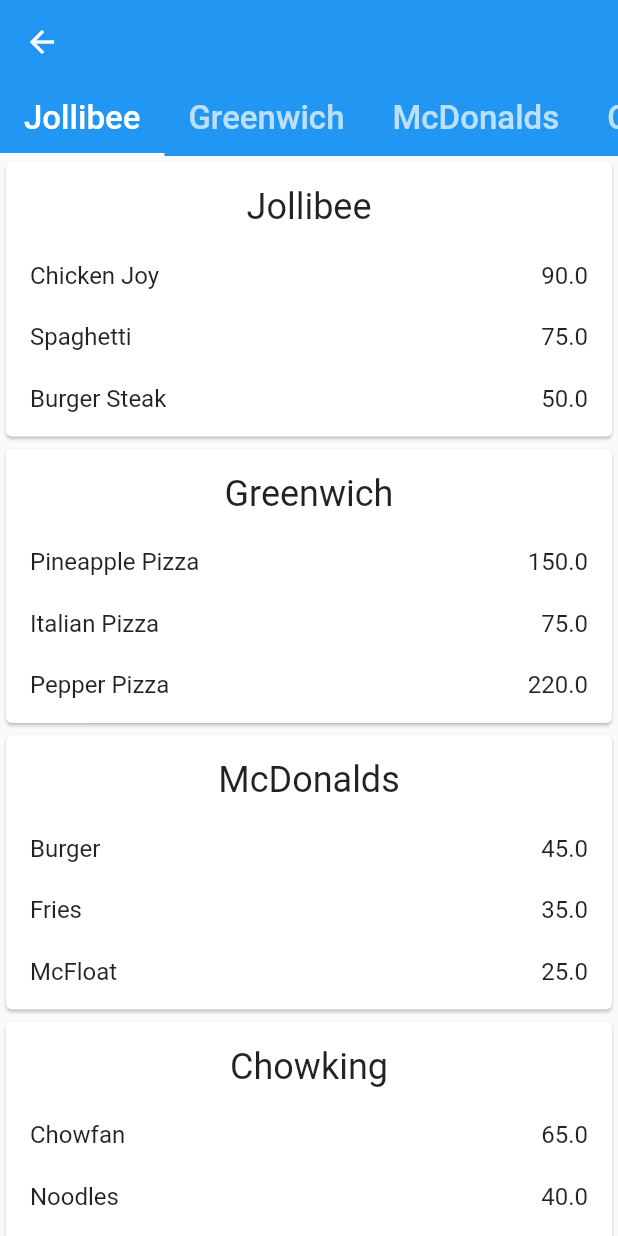
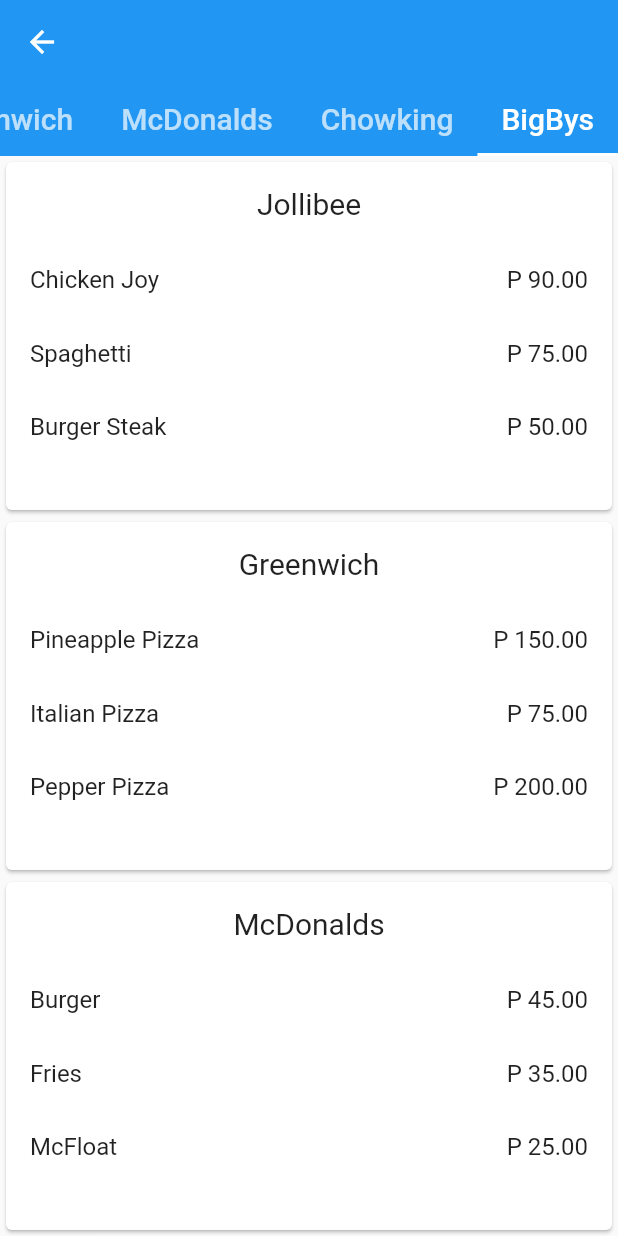
Before and after one commit to lamaw01/practice, a Flutter app: the screen it shows after launch, scrolled down 576 dp, after a tap on the "forward" icon, on a phone screen of 412 x 824 dp. Run offline on Flutter 3.47's test engine with Material 2 defaults, Android fonts, the phone set to English and light mode, and no system bars; drawn by our look-alikes of scrollable_positioned_list; our stand-ins replace flutter_swiper, visibility_detector, webview_flutter.

Commit message:
minor bug

```diff
--- a/lib/screen/scrollview.dart
+++ b/lib/screen/scrollview.dart
@@ -1,15 +1,15 @@
 import 'package:flutter/material.dart';
 import 'package:scrollable_positioned_list/scrollable_positioned_list.dart';
-// import 'package:scroll_to_index/scroll_to_index.dart';
+// ignore: unused_import
+import 'package:visibility_detector/visibility_detector.dart';
 
 class ScrollWidget extends StatefulWidget {
   @override
   _ScrollWidgetState createState() => _ScrollWidgetState();
 }
 
-class _ScrollWidgetState extends State<ScrollWidget> {
-  final scrollController = ScrollController();
-  TabController tabController;
+class _ScrollWidgetState extends State<ScrollWidget>
+    with SingleTickerProviderStateMixin {
   // ignore: non_constant_identifier_names
   List<Map<String, dynamic>> list_name = [
     {
@@ -17,15 +17,15 @@
       "image": "assets/images/jollibee_header.jpg",
       "food1": {
         "name": "Chicken Joy",
-        "price": "90.0",
+        "price": "P 90.00",
       },
       "food2": {
         "name": "Spaghetti",
-        "price": "75.0",
+        "price": "P 75.00",
       },
       "food3": {
         "name": "Burger Steak",
-        "price": "50.0",
+        "price": "P 50.00",
       }
     },
     {
@@ -33,15 +33,15 @@
       "image": "assets/images/greenwich_header.jpg",
       "food1": {
         "name": "Pineapple Pizza",
-        "price": "150.0",
+        "price": "P 150.00",
       },
       "food2": {
         "name": "Italian Pizza",
-        "price": "75.0",
+        "price": "P 75.00",
       },
       "food3": {
         "name": "Pepper Pizza",
-        "price": "220.0",
+        "price": "P 200.00",
       }
     },
     {
@@ -49,15 +49,15 @@
       "image": "assets/images/mcdonalds_header.jpg",
       "food1": {
         "name": "Burger",
-        "price": "45.0",
+        "price": "P 45.00",
       },
       "food2": {
         "name": "Fries",
-        "price": "35.0",
+        "price": "P 35.00",
       },
       "food3": {
         "name": "McFloat",
-        "price": "25.0",
+        "price": "P 25.00",
       }
     },
     {
@@ -65,15 +65,15 @@
       "image": "assets/images/chowking_header.jpg",
       "food1": {
         "name": "Chowfan",
-        "price": "65.0",
+        "price": "P 65.00",
       },
       "food2": {
         "name": "Noodles",
-        "price": "40.0",
+        "price": "P 40.00",
       },
       "food3": {
         "name": "Shiopao",
-        "price": "30.0",
+        "price": "P 30.00",
       }
     },
     {
@@ -81,22 +81,31 @@
       "image": "assets/images/bigbys_header.jpg",
       "food1": {
         "name": "Belly Buster",
-        "price": "165.0",
+        "price": "P 165.00",
       },
       "food2": {
         "name": "Chicken Corn",
-        "price": "100",
+        "price": "P 100.00",
       },
       "food3": {
         "name": "Longganisa",
-        "price": "65.0",
+        "price": "P 65.00",
       }
     },
   ];
+  final scrollController = ScrollController();
+  TabController tabController;
+  ItemScrollController _controller;
+  int selectedIndex = 0;
 
-  ItemScrollController _controller;
   void initState() {
     super.initState();
+
+    tabController = TabController(
+      initialIndex: selectedIndex,
+      length: list_name.length,
+      vsync: this,
+    );
     _controller = ItemScrollController();
   }
 
@@ -104,7 +113,7 @@
   Widget build(BuildContext context) {
     return Scaffold(
       body: DefaultTabController(
-        initialIndex: 0,
+        initialIndex: selectedIndex,
         length: list_name.length,
         child: NestedScrollView(
           controller: scrollController,
@@ -113,17 +122,18 @@
               SliverAppBar(
                 pinned: true,
                 bottom: TabBar(
+                  controller: tabController,
                   onTap: (index) => _controller.jumpTo(index: index),
                   isScrollable: true,
                   tabs: List<Widget>.generate(list_name.length, (int index) {
-                    print(index);
+                    // print(index);
                     return Tab(
                       iconMargin: EdgeInsets.symmetric(horizontal: 16.0),
                       // text: list_name[index]['title'] st,
                       child: Text(
                         list_name[index]['title'],
                         style: TextStyle(
-                          fontSize: 22.0,
+                          fontSize: 20.0,
                         ),
                       ),
                     );
@@ -137,7 +147,17 @@
               itemScrollController: _controller,
               itemCount: list_name.length,
               itemBuilder: (context, index) {
-                return Card(
+                return VisibilityDetector(
+                  onVisibilityChanged: (VisibilityInfo info) {
+                    if (info.visibleFraction == 1)
+                      setState(() {
+                        selectedIndex = index;
+                        print(selectedIndex);
+                        tabController.animateTo(selectedIndex);
+                      });
+                  },
+                  key: Key(index.toString()),
+                  child: Card(
                     child: Padding(
                       padding: EdgeInsets.all(8.0),
                       child: Padding(
@@ -146,11 +166,11 @@
                           children: [
                             Text(
                               list_name[index]['title'],
-                            style: TextStyle(fontSize: 24.0),
+                              style: TextStyle(fontSize: 20.0),
                               // key: dataKey,
                             ),
                             SizedBox(
-                            height: 22.0,
+                              height: 30.0,
                             ),
                             Row(
                               mainAxisAlignment: MainAxisAlignment.spaceBetween,
@@ -166,7 +186,7 @@
                               ],
                             ),
                             SizedBox(
-                            height: 22.0,
+                              height: 30.0,
                             ),
                             Row(
                               mainAxisAlignment: MainAxisAlignment.spaceBetween,
@@ -182,7 +202,7 @@
                               ],
                             ),
                             SizedBox(
-                            height: 22.0,
+                              height: 30.0,
                             ),
                             Row(
                               mainAxisAlignment: MainAxisAlignment.spaceBetween,
@@ -197,7 +217,11 @@
                                 ),
                               ],
                             ),
+                            SizedBox(
+                              height: 30.0,
+                            ),
                           ],
+                        ),
                       ),
                     ),
                   ),
```
Lines whose indentation alone changed are shown as unchanged.
